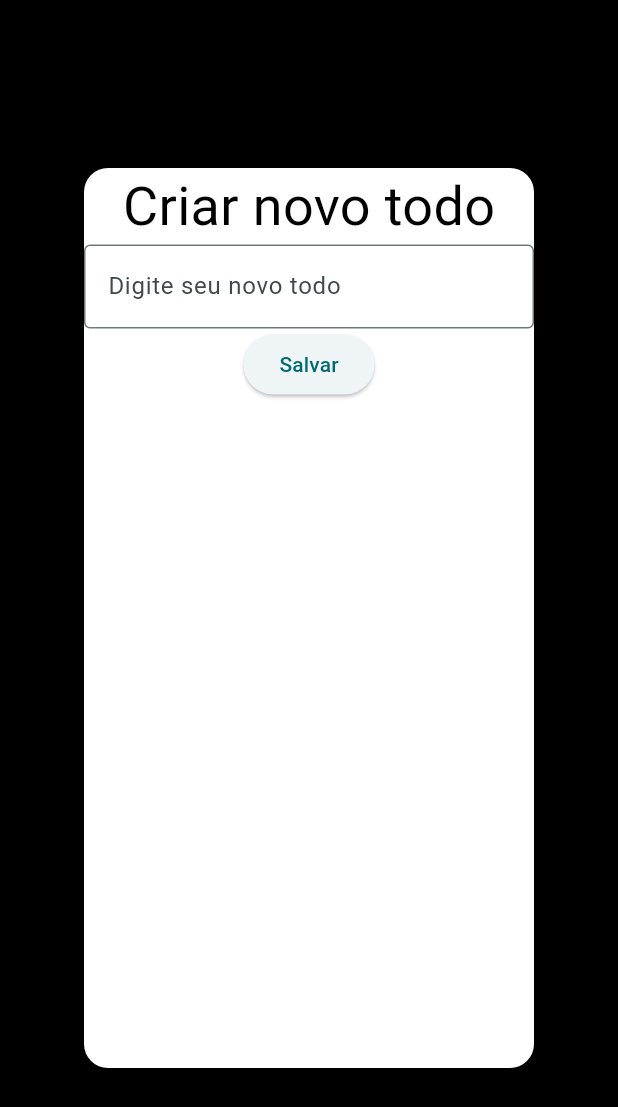
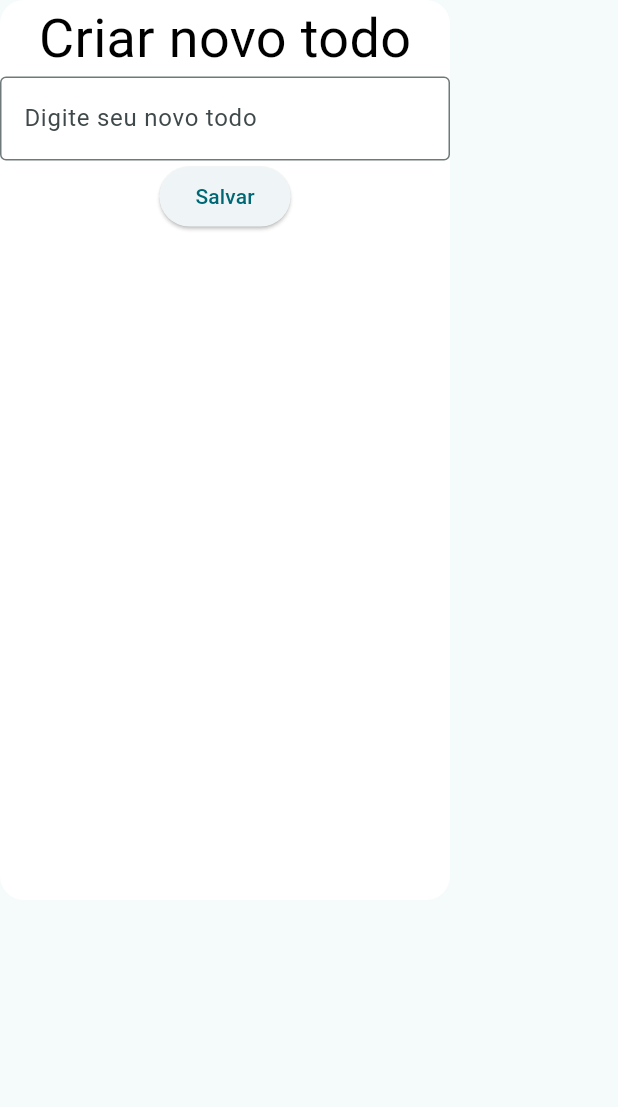
Before and after one commit to robertvitoriano/tasks-of-the-day, a Flutter app: the NewTodoModal widget shown alone on an empty page, opened directly with empty values, on a phone screen of 412 x 824 dp. Shown: the top 1107 px of the screen. Run offline on Flutter 3.47's test engine with Material 3 defaults, Android fonts, the phone set to English and light mode, and no system bars.

Commit message:
remove unecessary scaffold from widget

```diff
--- a/lib/presentation/widgets/new_todo_modal.dart
+++ b/lib/presentation/widgets/new_todo_modal.dart
@@ -1,12 +1,7 @@
 import 'package:flutter/material.dart';
 
 class NewTodoModal extends StatefulWidget {
-
-  const NewTodoModal({
-  super.key,
-  required this.title,
-  required this.onSave,
-  });
+  const NewTodoModal({super.key, required this.title, required this.onSave});
 
   final String title;
   final void Function(String text) onSave;
@@ -27,10 +22,7 @@ class _NewTodoModalState extends State<NewTodoModal> {
 
   @override
   Widget build(BuildContext context) {
-    return Scaffold(
-      backgroundColor: Colors.black,
-      body: Center(
-        child: Container(
+    return Container(
       width: 300,
       height: 600,
       decoration: BoxDecoration(
@@ -53,8 +45,6 @@ class _NewTodoModalState extends State<NewTodoModal> {
           ElevatedButton(onPressed: _saveTodo, child: Text("Salvar")),
         ],
       ),
-        ),
-      )
     );
   }
 }
```
Lines whose indentation alone changed are shown as unchanged.
